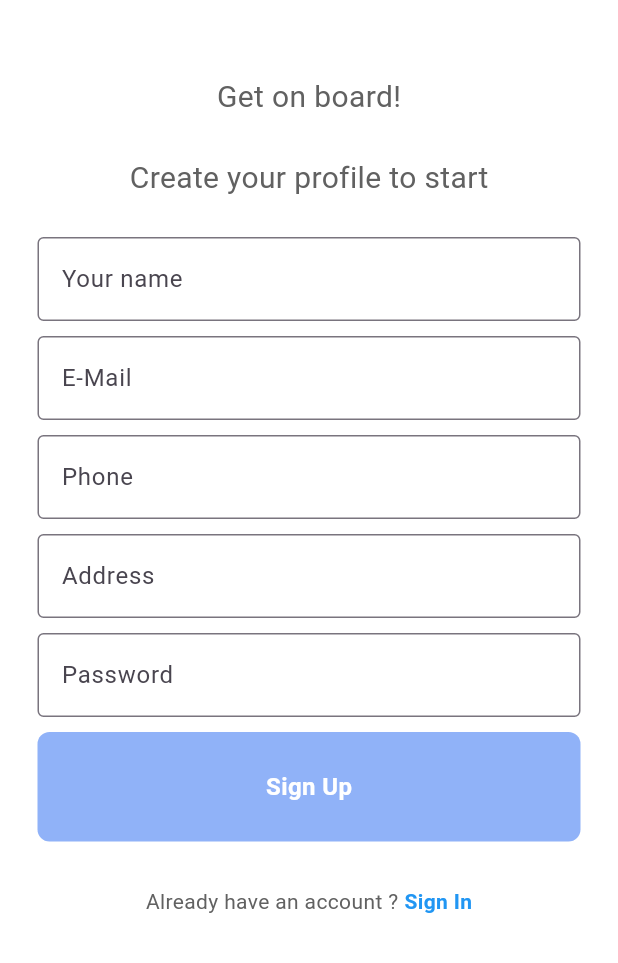
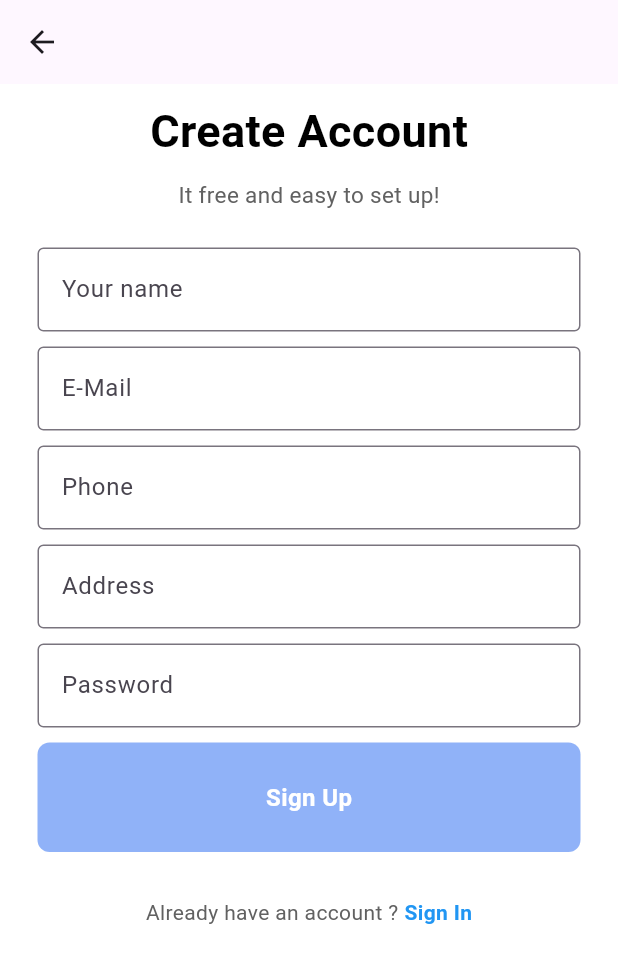
Before and after one commit to manhhung3004/WeaNot-App, a Flutter app: the screen it shows after launch, after a tap on "Sign Up", on a phone screen of 412 x 824 dp. Shown: the top 963 px of the screen. Run offline on Flutter 3.47's test engine with Material 3 defaults, Android fonts, the phone set to English and light mode, and no system bars; our stand-ins replace cloud_firestore, firebase_auth, firebase_core, firebase_storage, flutter_map, fluttertoast and 5 more; accounts and stored records are empty; network calls fail.

Commit message:
Fix ui and format all

```diff
--- a/lib/Note/notecard.dart
+++ b/lib/Note/notecard.dart
@@ -8,7 +8,7 @@ import 'package:share/share.dart';
 Widget noteCard(
     Function()? onTap, QueryDocumentSnapshot doc, BuildContext context) {
   return Padding(
-    padding: const EdgeInsets.only(top: 10.0, bottom: 10),
+    padding: const EdgeInsets.all(10),
     child: Container(
       decoration: BoxDecoration(
           color: Colors.white,
@@ -26,7 +26,7 @@ Widget noteCard(
           mainAxisAlignment: MainAxisAlignment.spaceBetween,
           children: [
             Container(
-              padding: const EdgeInsets.all(8.0),
+              padding: const EdgeInsets.all(20.0),
               decoration: BoxDecoration(
                 borderRadius: BorderRadius.circular(10.0),
               ),
--- a/lib/Note/noteeditor.dart
+++ b/lib/Note/noteeditor.dart
@@ -1,3 +1,5 @@
+// ignore_for_file: non_constant_identifier_names
+
 import 'dart:math';
 import 'package:cloud_firestore/cloud_firestore.dart';
 import 'package:firebase_auth/firebase_auth.dart';
@@ -37,7 +39,7 @@ class _NoteEditorScreenState extends State<NoteEditorScreen> {
       appBar: AppBar(backgroundColor: myContants.secondaryColor,
       elevation: 0.0,
         iconTheme: const IconThemeData(color: Colors.white),
-        title: const Text("Add a new Note", style: TextStyle(color: Colors.white)),
+        title: const Text("Add a new Note", style: TextStyle(color: Colors.white,fontSize: 23), ),
       ),
       body: Padding(
         padding: const EdgeInsets.all(16.0),
--- a/lib/calender/EditViewPage.dart
+++ b/lib/calender/EditViewPage.dart
@@ -1,4 +1,3 @@
-// ignore: file_names
 import 'package:flutter/material.dart';
 import 'package:cloud_firestore/cloud_firestore.dart';
 import 'package:intl/intl.dart';
@@ -140,7 +139,8 @@ class EventViewPageState extends State<EventViewPage> {
   Widget build(BuildContext context) {
     return Scaffold(
       appBar: AppBar(
-        title: const Text("Edit your task"),
+        iconTheme: const IconThemeData(color: Colors.white),
+        title: const Text("Edit your task", style: TextStyle(color: Colors.white),),
         backgroundColor: Colors.blue.withOpacity(0.6),
       ),
       body: Column(
--- a/lib/login/forget_password.dart
+++ b/lib/login/forget_password.dart
@@ -47,6 +47,7 @@ class _ForgetPasswordState extends State<ForgetPassword> {
   Widget build(BuildContext context) {
     Constants myContants = Constants();
     return Scaffold(
+      appBar: AppBar(),
       resizeToAvoidBottomInset: false,
       body: Container(
         padding: const EdgeInsets.all(0),
@@ -54,7 +55,7 @@ class _ForgetPasswordState extends State<ForgetPassword> {
         child: Column(
           children: [
             const SizedBox(
-              height: 40,
+              height: 20,
             ),
             Stack(
               children: [
@@ -71,7 +72,7 @@ class _ForgetPasswordState extends State<ForgetPassword> {
                   ),
                 ),
                 const SizedBox(
-                  height: 30,
+                  height: 20,
                 ),
                 Positioned(
                   top: 140,
--- a/lib/login/login.dart
+++ b/lib/login/login.dart
@@ -3,9 +3,8 @@ import 'package:flutter/cupertino.dart';
 import 'package:flutter/material.dart';
 import 'package:weather_app/Clipper/clipper.dart';
 import 'package:weather_app/dashboard/dashboard.dart';
-import 'package:weather_app/login/square.dart';
 import 'package:weather_app/login/text_fill.dart';
-import 'package:weather_app/login/sign_up.dart';
+import 'package:weather_app/login/logup.dart';
 import 'forget_password.dart';
 import 'my_button.dart';
 
@@ -18,6 +17,7 @@ class LoginPage extends StatefulWidget {
 class _LoginPageState extends State<LoginPage> {
   final TextEditingController _emailController = TextEditingController();
   final TextEditingController _passwordController = TextEditingController();
+  final FirebaseAuth firebaseAuth = FirebaseAuth.instance;
 
   @override
   void dispose() {
@@ -31,10 +31,11 @@ class _LoginPageState extends State<LoginPage> {
     return Scaffold(
       resizeToAvoidBottomInset: false,
       backgroundColor: Colors.white,
-      body: SafeArea(
+      body: SingleChildScrollView(
+        child: SafeArea(
           child: Center(
             child: Column(
-            mainAxisAlignment: MainAxisAlignment.spaceAround,
+              mainAxisAlignment: MainAxisAlignment.start,
               children: [
                 Stack(
                   children: [
@@ -71,6 +72,9 @@ class _LoginPageState extends State<LoginPage> {
                               fontSize: 16,
                             ),
                           ),
+                          const SizedBox(
+                            height: 20,
+                          )
                         ],
                       ),
                     )
@@ -78,6 +82,9 @@ class _LoginPageState extends State<LoginPage> {
                 ),
                 // welcome back, you've been missed!
                 // username textfield
+                const SizedBox(
+                  height: 20,
+                ),
                 MyTextField(
                   controller: _emailController,
                   hintText: 'Username',
@@ -87,6 +94,9 @@ class _LoginPageState extends State<LoginPage> {
                   ),
                 ),
                 // password textfield
+                const SizedBox(
+                  height: 20,
+                ),
                 MyTextField(
                   controller: _passwordController,
                   hintText: 'Password',
@@ -96,6 +106,9 @@ class _LoginPageState extends State<LoginPage> {
                   ),
                 ),
                 // forgot password?
+                const SizedBox(
+                  height:20,
+                ),
                 Padding(
                   padding: const EdgeInsets.symmetric(horizontal: 25.0),
                   child: Row(
@@ -108,7 +121,8 @@ class _LoginPageState extends State<LoginPage> {
                               Navigator.push(
                                 context,
                                 MaterialPageRoute(
-                                  builder: (context) => const ForgetPassword()),
+                                    builder: (context) =>
+                                        const ForgetPassword()),
                               );
                             },
                             child: Text(
@@ -120,6 +134,9 @@ class _LoginPageState extends State<LoginPage> {
                       ),
                     ],
                   ),
+                ),
+                const SizedBox(
+                  height: 70,
                 ),
                 // sign in button
                 MyButton(
@@ -137,12 +154,18 @@ class _LoginPageState extends State<LoginPage> {
                           color: Colors.grey[400],
                         ),
                       ),
+                      const SizedBox(
+                        height: 20,
+                      ),
                       Padding(
                         padding: const EdgeInsets.symmetric(horizontal: 10.0),
                         child: Text(
                           'Or continue with',
                           style: TextStyle(color: Colors.grey[700]),
                         ),
+                      ),
+                      const SizedBox(
+                        height: 40,
                       ),
                       Expanded(
                         child: Divider(
@@ -153,16 +176,8 @@ class _LoginPageState extends State<LoginPage> {
                     ],
                   ),
                 ),
-              // google + apple sign in buttons
-              const Row(
-                mainAxisAlignment: MainAxisAlignment.center,
-                children: [
-                  // google button
-                  SquareTile(imagePath: 'assets/google.png'),
-                  SizedBox(width: 20),
-                  // apple button
-                  SquareTile(imagePath: 'assets/apple.png'),
-                ],
+                const SizedBox(
+                  height: 40,
                 ),
                 // not a member? register now
                 Row(
@@ -191,6 +206,7 @@ class _LoginPageState extends State<LoginPage> {
             ),
           ),
         ),
+      ),
     );
   }
 
@@ -198,13 +214,7 @@ class _LoginPageState extends State<LoginPage> {
     try {
       String email = _emailController.text;
       String password = _passwordController.text;
-     /* bool isValid = RegExp(r'^[a-zA-Z0-9._%+-]+@[a-zA-Z0-9.-]+\.[a-zA-Z]{3,}$')
-          .hasMatch(email);
-      if (email.isEmpty || password.isEmpty && isValid == true) {
-        showCupertinoDialog();
-        return;
-      }
-      */await FirebaseAuth.instance
+      await FirebaseAuth.instance
           .signInWithEmailAndPassword(
         email: email,
         password: password,
--- a/lib/login/sign_up.dart
+++ b/lib/login/logup.dart
@@ -49,6 +49,8 @@ void showValidationMessage(String message) {
   @override
   Widget build(BuildContext context) {
     return Scaffold(
+      appBar: AppBar(
+      ),
       resizeToAvoidBottomInset: true,
       backgroundColor: Colors.white,
       body: SingleChildScrollView(
@@ -57,21 +59,22 @@ void showValidationMessage(String message) {
               child: Column(
             mainAxisAlignment: MainAxisAlignment.start,
             children: [
-              const SizedBox(height: 50),
-              Text(
-                'Get on board!',
+              const SizedBox(height: 10),
+              const Text(
+                'Create Account',
                 style: TextStyle(
-                  color: Colors.grey[700],
-                  fontSize: 20,
+                  color: Colors.black,
+                  fontSize: 30,
+                  fontWeight: FontWeight.bold
                 ),
                 textAlign: TextAlign.left,
               ),
-              const SizedBox(height: 25),
+              const SizedBox(height: 10),
               Text(
-                'Create your profile to start',
+                'It free and easy to set up!',
                 style: TextStyle(
                   color: Colors.grey[700],
-                  fontSize: 20,
+                  fontSize: 15,
                 ),
               ),
               const SizedBox(height: 25),
--- a/lib/main.dart
+++ b/lib/main.dart
@@ -2,7 +2,6 @@ import 'dart:io';
 
 import 'package:firebase_core/firebase_core.dart';
 import 'package:flutter/material.dart';
-import 'package:provider/provider.dart';
 import 'package:weather_app/login/login.dart';
 
 Future<void> main() async {
@@ -26,7 +25,7 @@ class MyApp extends StatelessWidget {
 
   @override
   Widget build(BuildContext context) {
-    return MaterialApp(
+    return const MaterialApp(
       //use MaterialApp() widget like this
         home: LoginPage(), //create new widget class for this 'home' to
       // escape 'No MediaQuery widget found' error
--- a/lib/models/MeetingDataSource.dart
+++ b/lib/models/MeetingDataSource.dart
@@ -1,3 +1,4 @@
+
 import 'package:flutter/material.dart';
 import 'package:syncfusion_flutter_calendar/calendar.dart';
 import 'package:weather_app/models/Meetings.dart';
--- a/lib/models/Meetings.dart
+++ b/lib/models/Meetings.dart
@@ -1,4 +1,4 @@
-// ignore: file_names
+
 import 'dart:ui';
 
 import 'package:intl/intl.dart';
--- a/pubspec.yaml
+++ b/pubspec.yaml
@@ -54,6 +54,7 @@ dependencies:
   provider: ^6.1.1
   flutter_datetime_picker: ^1.5.1
   fluttertoast: ^8.2.4
+  google_sign_in: ^6.2.1
 
 dev_dependencies:
   flutter_test:
```
Also changed, not shown: lib/Note/notehome.dart (+13 -9 lines), lib/Profile/edit_profile.dart (+14 -11 lines), lib/Profile/profile.dart (+22 -2 lines), lib/calender/calender.dart (+25 -18 lines), lib/weather/detail_page.dart (+7 -5 lines), lib/weather/home.dart (+184 -93 lines), lib/weather/welcome.dart (+8 -33 lines), pubspec.lock, 1 other file. Lines whose indentation alone changed are shown as unchanged.
